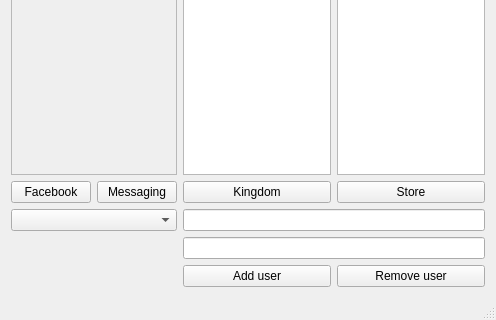
First picture: the form in DummyGui/MainWindow.ui, repository francescmm/DummyGuiTesting, before the edit; both pictures show x 0 to 496 and y 231 to 551 of the 496 by 551 pixel window.
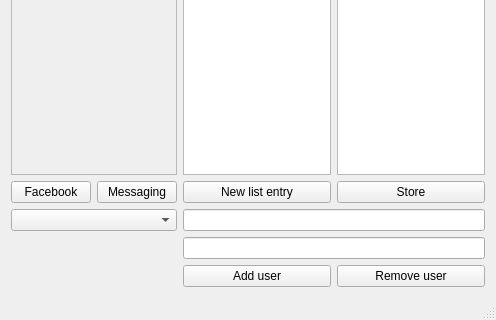
Second picture: the form after the edit. Custom widgets are drawn as their Qt base class.

Commit message: Added selection of rows in QTableWidget and edition of QListWidget items

Diff of the .ui file:
```diff
--- a/DummyGui/MainWindow.ui
+++ b/DummyGui/MainWindow.ui
@@ -32,7 +32,7 @@
     <item row="1" column="2">
      <widget class="QPushButton" name="pbKingdom">
       <property name="text">
-       <string>Kingdom</string>
+       <string>New list entry</string>
       </property>
      </widget>
     </item>
```
Left out of the diff: 21 changed lines with no effect on the pictures. The commit also changes 3 other files.
